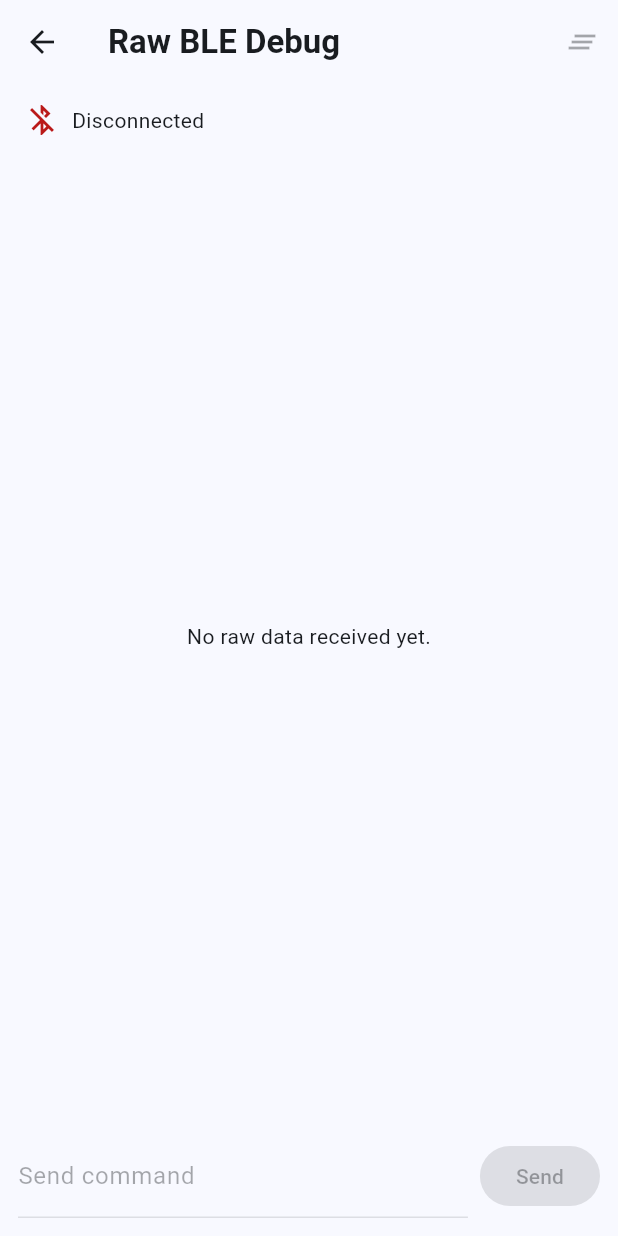
After one commit to vabarcaPWR/esp-fly-in-peace, a Flutter app: the screen it shows after launch, item 4 of the bottom bar chosen, after a tap on "Developer tools", on a phone screen of 412 x 824 dp. The commit adds this screen. Run offline on Flutter 3.47's test engine with Material 3 defaults, Android fonts, the phone set to English and light mode, and no system bars; our stand-ins replace flutter_blue_plus, flutter_riverpod, permission_handler.

Commit message:
Implement 3.3 and 3.4

```diff
--- /dev/null
+++ b/app/lib/features/dashboard/raw_data_debug_screen.dart
@@ -0,0 +1,195 @@
+import 'dart:async';
+
+import 'package:flutter/material.dart';
+import 'package:flutter_riverpod/flutter_riverpod.dart';
+
+import '../../core/ble/ble_providers.dart';
+import '../../core/ble/ble_service.dart';
+
+class RawDataEntry {
+  const RawDataEntry({required this.timestamp, required this.line});
+
+  final DateTime timestamp;
+  final String line;
+}
+
+class RawDataDebugScreen extends ConsumerStatefulWidget {
+  const RawDataDebugScreen({super.key});
+
+  @override
+  ConsumerState<RawDataDebugScreen> createState() => _RawDataDebugScreenState();
+}
+
+class _RawDataDebugScreenState extends ConsumerState<RawDataDebugScreen> {
+  final TextEditingController _sendController = TextEditingController();
+  final ScrollController _scrollController = ScrollController();
+  final List<RawDataEntry> _entries = <RawDataEntry>[];
+  StreamSubscription<String>? _receivedLinesSubscription;
+  String? _sendError;
+
+  @override
+  void initState() {
+    super.initState();
+
+    _receivedLinesSubscription = ref
+        .read(bleServiceProvider)
+        .receivedLines
+        .listen((line) {
+          setState(() {
+            _entries.add(RawDataEntry(timestamp: DateTime.now(), line: line));
+          });
+
+          WidgetsBinding.instance.addPostFrameCallback((_) {
+            if (!_scrollController.hasClients) {
+              return;
+            }
+
+            _scrollController.animateTo(
+              _scrollController.position.maxScrollExtent,
+              duration: const Duration(milliseconds: 180),
+              curve: Curves.easeOut,
+            );
+          });
+        });
+  }
+
+  @override
+  void dispose() {
+    _receivedLinesSubscription?.cancel();
+    _sendController.dispose();
+    _scrollController.dispose();
+    super.dispose();
+  }
+
+  @override
+  Widget build(BuildContext context) {
+    final BleConnectionStatus connectionStatus =
+        ref.watch(bleConnectionStatusProvider).valueOrNull ??
+        ref.read(bleServiceProvider).status;
+    final bool isConnected = connectionStatus == BleConnectionStatus.connected;
+
+    return Scaffold(
+      appBar: AppBar(
+        title: const Text('Raw BLE Debug'),
+        actions: [
+          IconButton(
+            onPressed: _entries.isEmpty
+                ? null
+                : () {
+                    setState(() {
+                      _entries.clear();
+                    });
+                  },
+            icon: const Icon(Icons.clear_all),
+            tooltip: 'Clear',
+          ),
+        ],
+      ),
+      body: Column(
+        children: [
+          Padding(
+            padding: const EdgeInsets.fromLTRB(16, 12, 16, 8),
+            child: Row(
+              children: [
+                Icon(
+                  isConnected
+                      ? Icons.bluetooth_connected
+                      : Icons.bluetooth_disabled,
+                  color: isConnected
+                      ? Theme.of(context).colorScheme.primary
+                      : Theme.of(context).colorScheme.error,
+                ),
+                const SizedBox(width: 8),
+                Text(isConnected ? 'Connected' : 'Disconnected'),
+              ],
+            ),
+          ),
+          Expanded(
+            child: _entries.isEmpty
+                ? const Center(child: Text('No raw data received yet.'))
+                : ListView.separated(
+                    controller: _scrollController,
+                    padding: const EdgeInsets.symmetric(
+                      horizontal: 12,
+                      vertical: 8,
+                    ),
+                    itemBuilder: (context, index) {
+                      final entry = _entries[index];
+                      final String timestamp =
+                          '${entry.timestamp.hour.toString().padLeft(2, '0')}:'
+                          '${entry.timestamp.minute.toString().padLeft(2, '0')}:'
+                          '${entry.timestamp.second.toString().padLeft(2, '0')}.'
+                          '${entry.timestamp.millisecond.toString().padLeft(3, '0')}';
+
+                      return ListTile(
+                        dense: true,
+                        title: Text(
+                          entry.line,
+                          style: Theme.of(context).textTheme.bodyMedium,
+                        ),
+                        subtitle: Text(timestamp),
+                      );
+                    },
+                    separatorBuilder: (_, _) => const Divider(height: 1),
+                    itemCount: _entries.length,
+                  ),
+          ),
+          Padding(
+            padding: const EdgeInsets.fromLTRB(12, 8, 12, 12),
+            child: Row(
+              children: [
+                Expanded(
+                  child: TextField(
+                    controller: _sendController,
+                    enabled: isConnected,
+                    decoration: const InputDecoration(
+                      labelText: 'Send command',
+                      hintText: 'Type raw text to send over NUS RX',
+                    ),
+                    onSubmitted: (_) => _handleSend(),
+                  ),
+                ),
+                const SizedBox(width: 8),
+                FilledButton(
+                  onPressed: isConnected ? _handleSend : null,
+                  child: const Text('Send'),
+                ),
+              ],
+            ),
+          ),
+          if (_sendError != null)
+            Padding(
+              padding: const EdgeInsets.fromLTRB(12, 0, 12, 12),
+              child: Align(
+                alignment: Alignment.centerLeft,
+                child: Text(
+                  _sendError!,
+                  style: TextStyle(color: Theme.of(context).colorScheme.error),
+                ),
+              ),
+            ),
+        ],
+      ),
+    );
+  }
+
+  Future<void> _handleSend() async {
+    final String text = _sendController.text.trim();
+    if (text.isEmpty) {
+      return;
+    }
+
+    setState(() {
+      _sendError = null;
+    });
+
+    try {
+      await ref.read(bleServiceProvider).sendCommand(text);
+      _sendController.clear();
+    } catch (error) {
+      setState(() {
+        _sendError = '$error';
+      });
+    }
+  }
+}
--- a/app/lib/features/settings/settings_screen.dart
+++ b/app/lib/features/settings/settings_screen.dart
@@ -1,6 +1,7 @@
 import 'package:flutter/material.dart';
 import 'package:flutter_riverpod/flutter_riverpod.dart';
 
+import '../dashboard/raw_data_debug_screen.dart';
 import 'settings_provider.dart';
 
 class SettingsScreen extends ConsumerWidget {
@@ -24,6 +25,21 @@ class SettingsScreen extends ConsumerWidget {
                 ref.read(darkModeEnabledProvider.notifier).state = enabled;
               },
             ),
+            const SizedBox(height: 12),
+            Card(
+              child: ListTile(
+                leading: const Icon(Icons.developer_mode),
+                title: const Text('Developer tools'),
+                subtitle: const Text('Raw BLE Debug'),
+                onTap: () {
+                  Navigator.of(context).push(
+                    MaterialPageRoute<void>(
+                      builder: (_) => const RawDataDebugScreen(),
+                    ),
+                  );
+                },
+              ),
+            ),
           ],
         ),
       ),
```
Also changed, not shown: app/lib/core/ble/ble_service.dart (+45 -0 lines), 1 other file.
